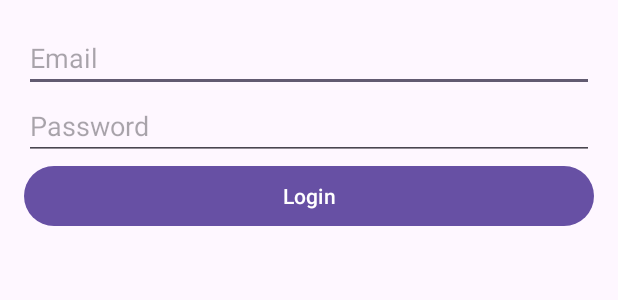
After one commit to dushyant8811/GeoTracker, an Android app: the layout activity_login.xml on its own in the app's theme, with its tools: preview values and no code run, on a phone screen of 412 x 824 dp. The commit adds this screen. Shown: the top 300 px of the screen. Run offline under Robolectric (Android 15) with nearby library versions, the phone set to English and light mode, and no system bars.

Commit message:
Set up the Firebase authentication for the login process. Login will be based on role and redirect to separate interfaces on the based of role. Login credentials will be managed by the admin itself as they handle user enrollment.

```diff
--- /dev/null
+++ b/app/src/main/res/layout/activity_login.xml
@@ -0,0 +1,28 @@
+<LinearLayout android:layout_width="match_parent"
+    android:layout_height="match_parent"
+    android:orientation="vertical"
+    android:padding="16dp"
+    xmlns:android="http://schemas.android.com/apk/res/android">
+
+    <EditText
+        android:id="@+id/etEmail"
+        android:layout_width="match_parent"
+        android:layout_height="wrap_content"
+        android:hint="Email"
+        android:inputType="textEmailAddress"/>
+
+    <EditText
+        android:id="@+id/etPassword"
+        android:layout_width="match_parent"
+        android:layout_height="wrap_content"
+        android:hint="Password"
+        android:inputType="textPassword"/>
+
+    <Button
+        android:id="@+id/btnLogin"
+        android:layout_width="match_parent"
+        android:layout_height="wrap_content"
+        android:text="Login"/>
+
+    <!-- Add Google Sign-In button here if needed -->
+</LinearLayout>
--- a/build.gradle
+++ b/build.gradle
@@ -1,4 +1,5 @@
 // Top-level build file where you can add configuration options common to all sub-projects/modules.
 plugins {
 alias(libs.plugins.android.application) apply false
+    id 'com.google.gms.google-services' version '4.4.2' apply false
 }
```
Also changed, not shown: app/build.gradle (+7 -0 lines), app/src/main/AndroidManifest.xml (+15 -0 lines), app/src/main/java/com/example/geotracker/HRDashboardActivity.java (added, +13 -0 lines), app/src/main/java/com/example/geotracker/LoginActivity.java (added, +96 -0 lines), app/src/main/java/com/example/geotracker/MainActivity.java (+49 -1 lines), app/src/main/java/com/example/geotracker/MyApp.java (added, +24 -0 lines), app/src/main/res/layout/activity_hr_dashboard.xml (added, +13 -0 lines), app/src/main/res/layout/activity_main.xml (+7 -0 lines), 1 other file.
